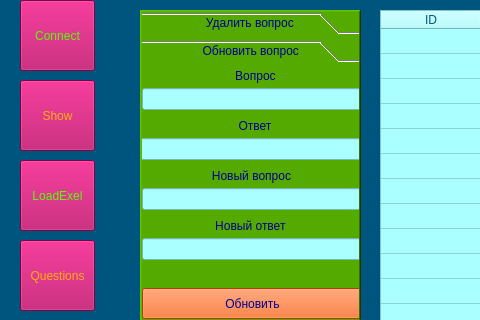
AnnushkaStark/Brain_ring_game-admin_panel-, file app/ui/data_base.ui: the form before one commit; both pictures show x 0 to 480 and y 0 to 320 of the 805 by 444 pixel window.
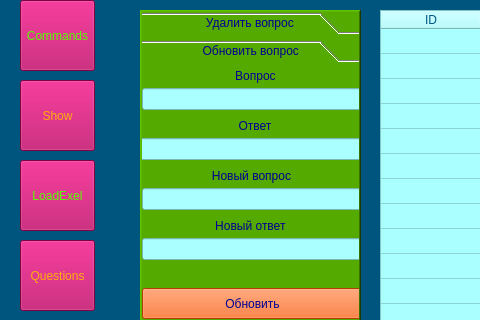
The form after the commit. The open tabs and pages were chosen to show the change.

Commit message: изменен функционал главного окна добален менеджер комманд

```diff
--- a/app/ui/data_base.ui
+++ b/app/ui/data_base.ui
@@ -10440,7 +10440,7 @@
 color: rgb(85, 255, 0);</string>
     </property>
     <property name="text">
-     <string>Connect</string>
+     <string>Commands</string>
     </property>
    </widget>
    <widget class="QPushButton" name="pushButton_load_exel">
```
Left out of the diff: 10 changed lines with no effect on the pictures. The commit also changes 5 other files.
